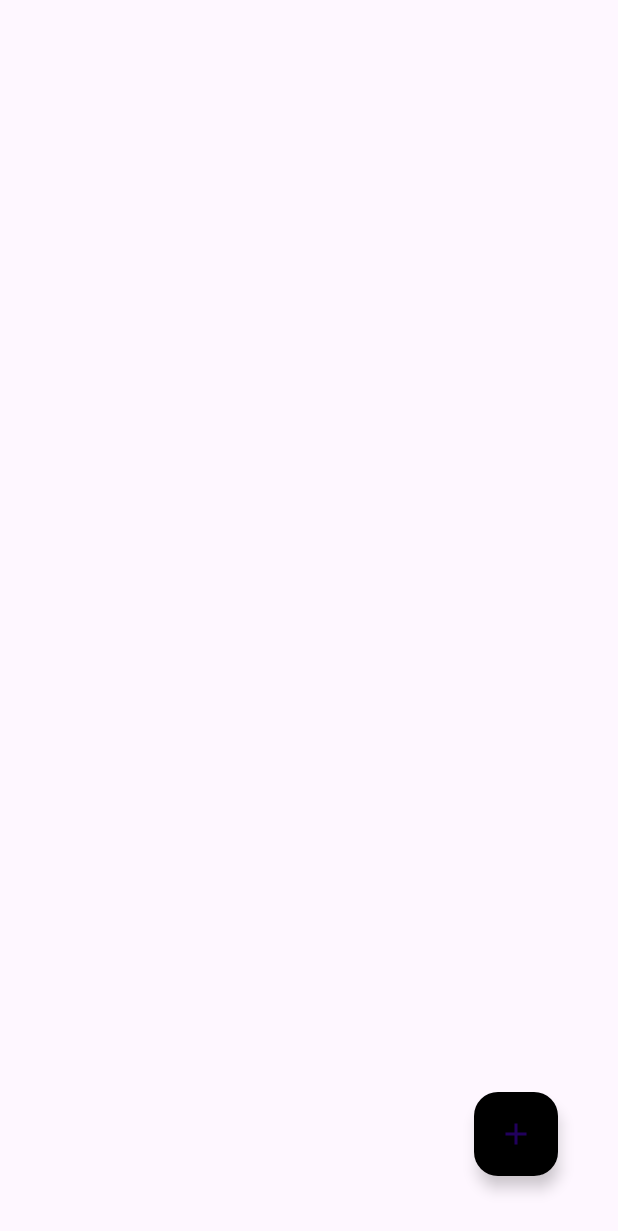
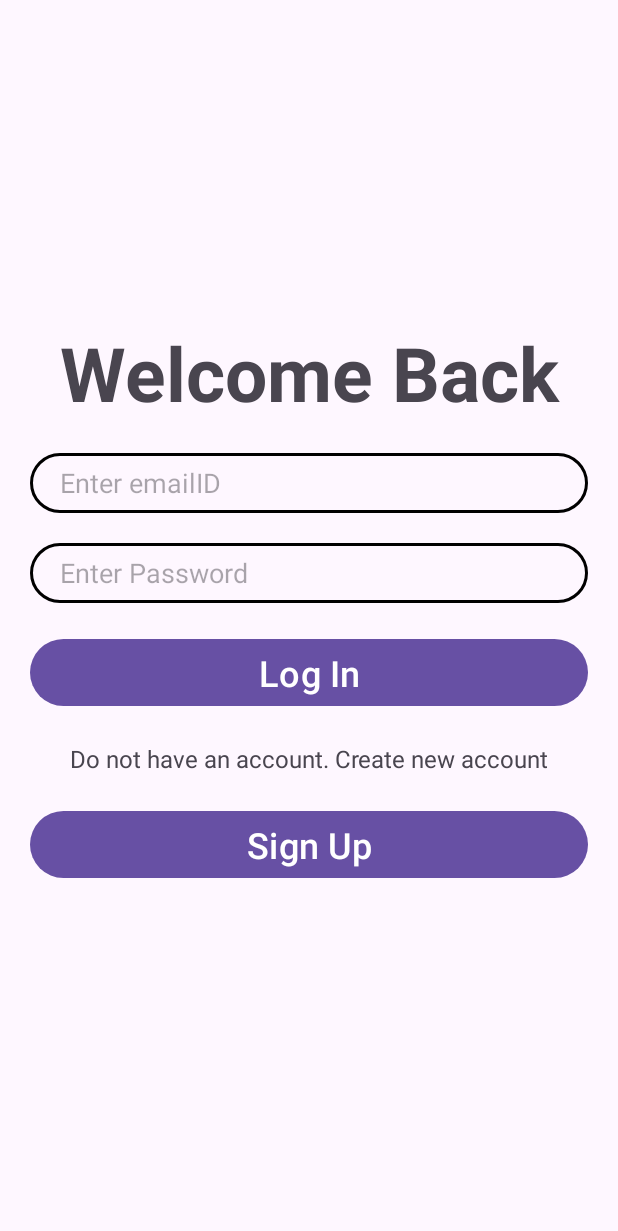
Before and after one commit to BhargavRaseshPatel/Multiplatform-App2, an Android app: the screen it shows after launch (MainActivity before the commit, LogInActivity after it), on a phone screen of 412 x 824 dp. Shown: the top 1231 px of the screen. Run offline under Robolectric (Android 15) with nearby library versions, the phone set to English and light mode, and no system bars; our stand-ins replace Firebase (no records; nobody signed in at launch, a user with empty details on screens opened directly).

```diff
--- a/app/build.gradle.kts
+++ b/app/build.gradle.kts
@@ -48,6 +48,7 @@ dependencies {
     implementation("androidx.constraintlayout:constraintlayout:2.1.4")
     implementation("com.google.firebase:firebase-firestore-ktx:24.11.0")
     implementation("com.google.firebase:firebase-firestore:24.11.0")
+    implementation("com.google.firebase:firebase-auth:22.3.1")
     testImplementation("junit:junit:4.13.2")
     androidTestImplementation("androidx.test.ext:junit:1.1.5")
     androidTestImplementation("androidx.test.espresso:espresso-core:3.5.1")
--- /dev/null
+++ b/app/src/main/java/hanson/group_project/myapplication/LogInActivity.kt
@@ -0,0 +1,47 @@
+package hanson.group_project.myapplication
+
+import android.content.Intent
+import androidx.appcompat.app.AppCompatActivity
+import android.os.Bundle
+import android.widget.Toast
+import com.google.firebase.auth.FirebaseAuth
+import hanson.group_project.myapplication.databinding.ActivityLogInBinding
+import hanson.group_project.myapplication.databinding.ActivitySignUpBinding
+
+class LogInActivity : AppCompatActivity() {
+
+    private lateinit var auth: FirebaseAuth
+    private lateinit var binding: ActivityLogInBinding
+
+    override fun onCreate(savedInstanceState: Bundle?) {
+        super.onCreate(savedInstanceState)
+        binding = ActivityLogInBinding.inflate(layoutInflater)
+        setContentView(binding.root)
+
+        auth = FirebaseAuth.getInstance()
+
+        binding.buttonLogIn.setOnClickListener {
+            val emailID = binding.editTextTextEmailAddress.text.toString().trim()
+            val password = binding.editTextTextPassword.text.toString().trim()
+
+            if(emailID.isEmpty()){
+                binding.editTextTextEmailAddress.setError("Email ID cannot be empty.")
+            }
+            if(password.isEmpty()){
+                binding.editTextTextPassword.setError("Password cannot be empty.")
+            }
+            else{
+                auth.signInWithEmailAndPassword(emailID,password).addOnSuccessListener {
+                    Toast.makeText(this,"LogIn Successful",Toast.LENGTH_SHORT).show()
+                    startActivity(Intent(this,MainActivity::class.java))
+                }.addOnFailureListener {
+                    Toast.makeText(this,"LogIn Unsuccessful",Toast.LENGTH_SHORT).show()
+                }
+            }
+        }
+
+        binding.buttonSignUp.setOnClickListener {
+            startActivity(Intent(this,SignUp::class.java))
+        }
+    }
+}
--- /dev/null
+++ b/app/src/main/res/layout/activity_log_in.xml
@@ -0,0 +1,70 @@
+<?xml version="1.0" encoding="utf-8"?>
+<LinearLayout xmlns:android="http://schemas.android.com/apk/res/android"
+    xmlns:app="http://schemas.android.com/apk/res-auto"
+    xmlns:tools="http://schemas.android.com/tools"
+    android:layout_width="match_parent"
+    android:layout_height="match_parent"
+    android:gravity="center"
+    android:orientation="vertical"
+    tools:context=".SignUp">
+
+    <TextView
+        android:id="@+id/textView"
+        android:layout_width="match_parent"
+        android:layout_height="wrap_content"
+        android:gravity="center"
+        android:text="Welcome Back"
+        android:textSize="50sp"
+        android:textStyle="bold" />
+
+    <EditText
+        android:id="@+id/editTextTextEmailAddress"
+        android:layout_width="match_parent"
+        android:layout_height="40dp"
+        android:layout_marginHorizontal="20dp"
+        android:layout_marginTop="20dp"
+        android:height="50dp"
+        android:background="@drawable/border"
+        android:ems="10"
+        android:hint="Enter emailID"
+        android:inputType="textEmailAddress"
+        android:paddingStart="20dp" />
+
+    <EditText
+        android:id="@+id/editTextTextPassword"
+        android:layout_width="match_parent"
+        android:layout_height="40dp"
+        android:layout_marginHorizontal="20dp"
+        android:layout_marginTop="20dp"
+        android:height="50dp"
+        android:background="@drawable/border"
+        android:ems="10"
+        android:hint="Enter Password"
+        android:inputType="textPassword"
+        android:paddingStart="20dp" />
+
+    <Button
+        android:id="@+id/buttonLogIn"
+        android:layout_width="match_parent"
+        android:layout_height="wrap_content"
+        android:layout_margin="20dp"
+        android:text="Log In"
+        android:textSize="24sp" />
+
+    <TextView
+        android:id="@+id/textView2"
+        android:layout_width="match_parent"
+        android:layout_height="wrap_content"
+        android:gravity="center"
+        android:text="Do not have an account. Create new account"
+        android:textSize="16sp" />
+
+    <Button
+        android:id="@+id/buttonSignUp"
+        android:layout_width="match_parent"
+        android:layout_height="wrap_content"
+        android:layout_margin="20dp"
+        android:layout_marginTop="10dp"
+        android:text="Sign Up"
+        android:textSize="24sp" />
+</LinearLayout>
--- a/app/src/main/res/layout/activity_main.xml
+++ b/app/src/main/res/layout/activity_main.xml
@@ -18,14 +18,18 @@
         android:scrollbars="vertical" />
 
     <com.google.android.material.floatingactionbutton.FloatingActionButton
+        android:id="@+id/fab"
         android:layout_width="wrap_content"
         android:layout_height="wrap_content"
-        android:id="@+id/fab"
+        android:layout_alignParentRight="true"
         android:layout_alignParentBottom="true"
-        android:layout_alignParentRight="true"
-        android:layout_margin="40dp"
+        android:layout_marginStart="40dp"
+        android:layout_marginTop="40dp"
+        android:layout_marginEnd="40dp"
+        android:layout_marginBottom="40dp"
         android:src="@drawable/baseline_add_24"
-        app:backgroundTint="@color/black"
-        android:tint="@color/white"/>
+        android:contentDescription="Add New Item"
+        android:tint="@color/white"
+        app:backgroundTint="@color/white" />
 
 </RelativeLayout>
```
Also changed, not shown: app/src/main/AndroidManifest.xml (+12 -0 lines), app/src/main/java/hanson/group_project/myapplication/SignUp.kt (added, +45 -0 lines), app/src/main/res/layout/activity_sign_up.xml (added, +70 -0 lines).
